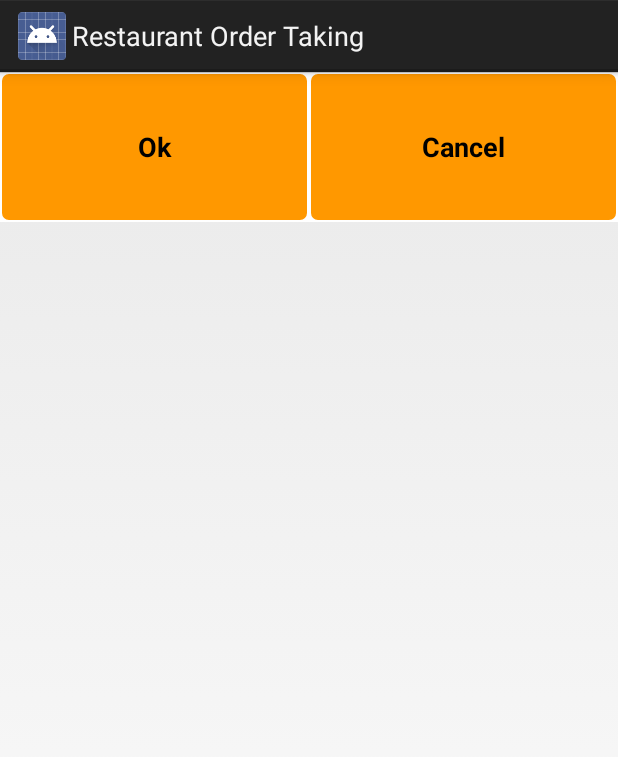
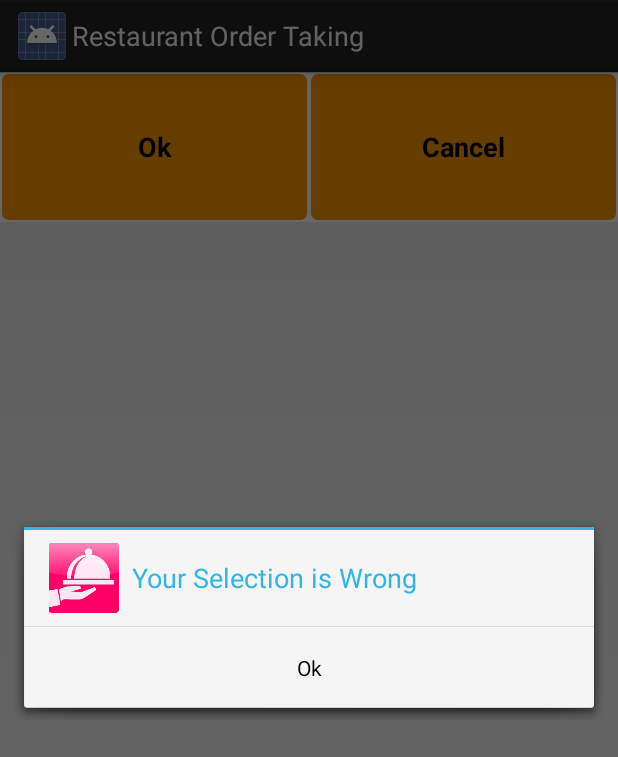
Before and after one commit to Faravy/Reataurent, an Android app: the fragment OptionSelectionFragment shown on its own in the app's theme, after a tap on "Ok", on a phone screen of 412 x 824 dp. Shown: the top 757 px of the screen. Run offline under Robolectric (Android 15) with nearby library versions, the phone set to English and light mode, and no system bars.

Commit message:
Back button disabled and Toast replaced with dialog

```diff
--- a/app/src/main/AndroidManifest.xml
+++ b/app/src/main/AndroidManifest.xml
@@ -55,8 +55,8 @@
         <activity
             android:name="nerdcastle.faravy.activity.SalesWindowActivity"
             android:label="@string/title_activity_sales_window"
-            android:screenOrientation="portrait"
-            android:parentActivityName="nerdcastle.faravy.activity.AreaSelectionActivity" >
+            android:screenOrientation="portrait">
+            <!--android:parentActivityName="nerdcastle.faravy.activity.AreaSelectionActivity" -->
         </activity>
         <activity
             android:name="nerdcastle.faravy.activity.FinishingOrder"
--- a/app/src/main/java/nerdcastle/faravy/activity/AreaSelectionActivity.java
+++ b/app/src/main/java/nerdcastle/faravy/activity/AreaSelectionActivity.java
@@ -99,7 +99,7 @@ public class AreaSelectionActivity extends Activity implements OnClickListener {
 
 	}
 
-	public void selectArea(String area) {
+	/*public void selectArea(String area) {
 		StringRequest stringrequest = new StringRequest(Method.GET,
 				baseUrl + getTableByAreaId + area.replaceAll(" ", "%20"),
 				new Response.Listener<String>() {
@@ -143,7 +143,7 @@ public class AreaSelectionActivity extends Activity implements OnClickListener {
 				});
 
 		AppController.getInstance().addToRequestQueue(stringrequest);
-	}
+	}*/
 
 	@Override
 	public void onBackPressed() {
--- a/app/src/main/java/nerdcastle/faravy/activity/FinishingOrder.java
+++ b/app/src/main/java/nerdcastle/faravy/activity/FinishingOrder.java
@@ -231,7 +231,7 @@ public class FinishingOrder extends Activity {
 		startActivity(new Intent(getApplicationContext(),
 				MemberSelectionActivity.class));//MemberTypeActivity
 		Order.getInstance().setCheck(0);
-		finish();
+				finish();
 
 	}
 
--- a/app/src/main/java/nerdcastle/faravy/activity/SalesWindowActivity.java
+++ b/app/src/main/java/nerdcastle/faravy/activity/SalesWindowActivity.java
@@ -64,7 +64,7 @@ public class SalesWindowActivity extends Activity  {
 		ColorDrawable colorDrawable = new ColorDrawable(
 				Color.parseColor("#ff9800"));//0080FF
 		ab.setBackgroundDrawable(colorDrawable);
-		ab.setDisplayHomeAsUpEnabled(true);
+		//ab.setDisplayHomeAsUpEnabled(true);
 
 		SessionManager session = new SessionManager(this);
 		baseUrl = session.getUserData();
--- a/app/src/main/java/nerdcastle/faravy/fragment/OptionSelectionFragment.java
+++ b/app/src/main/java/nerdcastle/faravy/fragment/OptionSelectionFragment.java
@@ -219,7 +219,6 @@ public class OptionSelectionFragment extends Fragment implements
 								orderBtn.setOnClickListener(new OnClickListener() {
 
 
-
 									@Override
 									public void onClick(View v) {
 
@@ -276,10 +275,7 @@ public class OptionSelectionFragment extends Fragment implements
 													Toast.LENGTH_SHORT).show();
 
 
-
-
-
-												sendDeselectOptionInfo();
+											sendDeselectOptionInfo();
 
 											v.setSelected(false);
 											v.setBackgroundResource(R.drawable.buttontable);
@@ -333,9 +329,9 @@ public class OptionSelectionFragment extends Fragment implements
 														}
 
 
-														String data=editText.getText().toString().trim();
+														String data = editText.getText().toString().trim();
 
-														if (data.length() ==0) {
+														if (data.length() == 0) {
 															Toast.makeText(
 																	getActivity(),
 																	"Invalid quantity",
@@ -347,14 +343,14 @@ public class OptionSelectionFragment extends Fragment implements
 																	.getText()
 																	.toString() == "" ? 0
 																	: Integer
-																			.parseInt(editText
-																					.getText()
-																					.toString());
+																	.parseInt(editText
+																			.getText()
+																			.toString());
 
 															quantity = inputQuantity;
 															// remove previous data with same option id
-															if(quantity>0)
-															sendDeselectOptionInfo();
+															if (quantity > 0)
+																sendDeselectOptionInfo();
 
 															((OrderButton) v).setText(optionName
 																	+ " - "
@@ -375,7 +371,7 @@ public class OptionSelectionFragment extends Fragment implements
 																	.get(pos);
 
 															TempOptionData.clickItem
-																	.set(pos,tempClick+inputQuantity);
+																	.set(pos, tempClick + inputQuantity);
 
 
 															for (int i = 0; i < inputQuantity; i++) {
@@ -504,8 +500,8 @@ public class OptionSelectionFragment extends Fragment implements
 
 			else {
 
-				Toast.makeText(getActivity(), "Your Selection is Wrong",
-						Toast.LENGTH_LONG).show();
+				//Toast.makeText(getActivity(), "Your Selection is Wrong",Toast.LENGTH_LONG).show();
+				warning("Your Selection is Wrong");
 				// GroupCollection.urlList.clear();
 			}
 
@@ -517,6 +513,20 @@ public class OptionSelectionFragment extends Fragment implements
 		default:
 			break;
 		}
+
+	}
+	private void warning(String message){
+
+		AlertDialog.Builder builder = new AlertDialog.Builder(getActivity());
+		builder.setTitle(message);
+		builder.setIcon(R.drawable.ic_launcher);
+		builder.setPositiveButton("Ok", new DialogInterface.OnClickListener() {
+			@Override
+			public void onClick(DialogInterface dialog, int which) {
+				dialog.dismiss();
+			}
+		});
+		builder.create().show();
 
 	}
 
```
Also changed, not shown: app/src/main/java/nerdcastle/faravy/fragment/ConfirmOrderFragment.java (+6 -3 lines), 67 other files.
